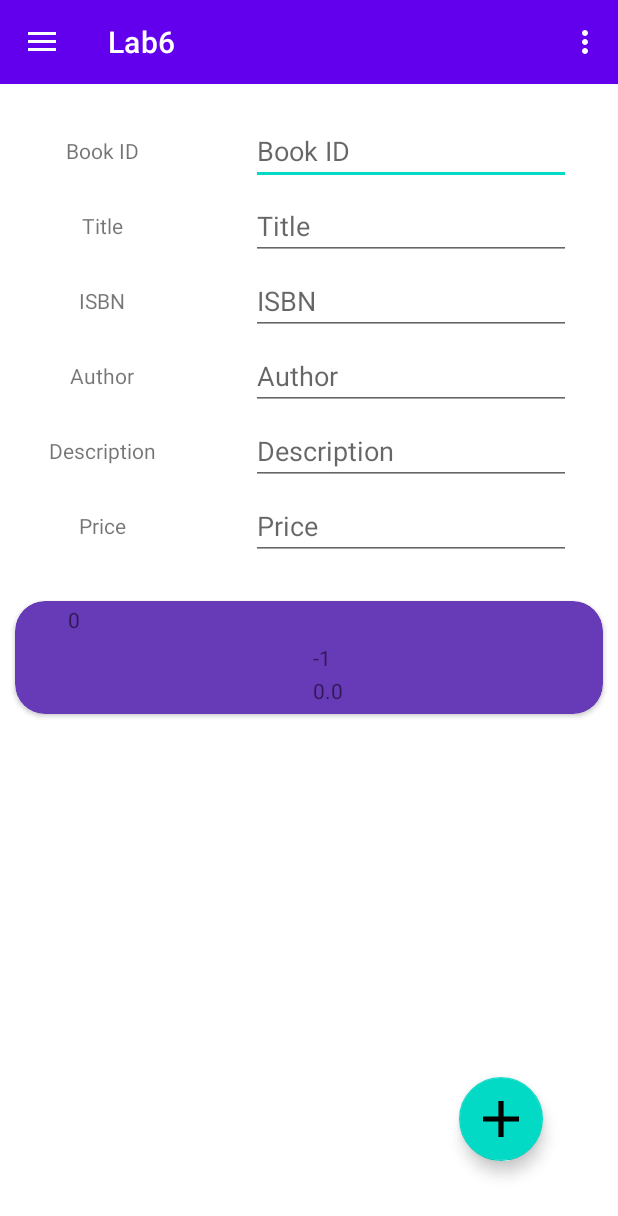
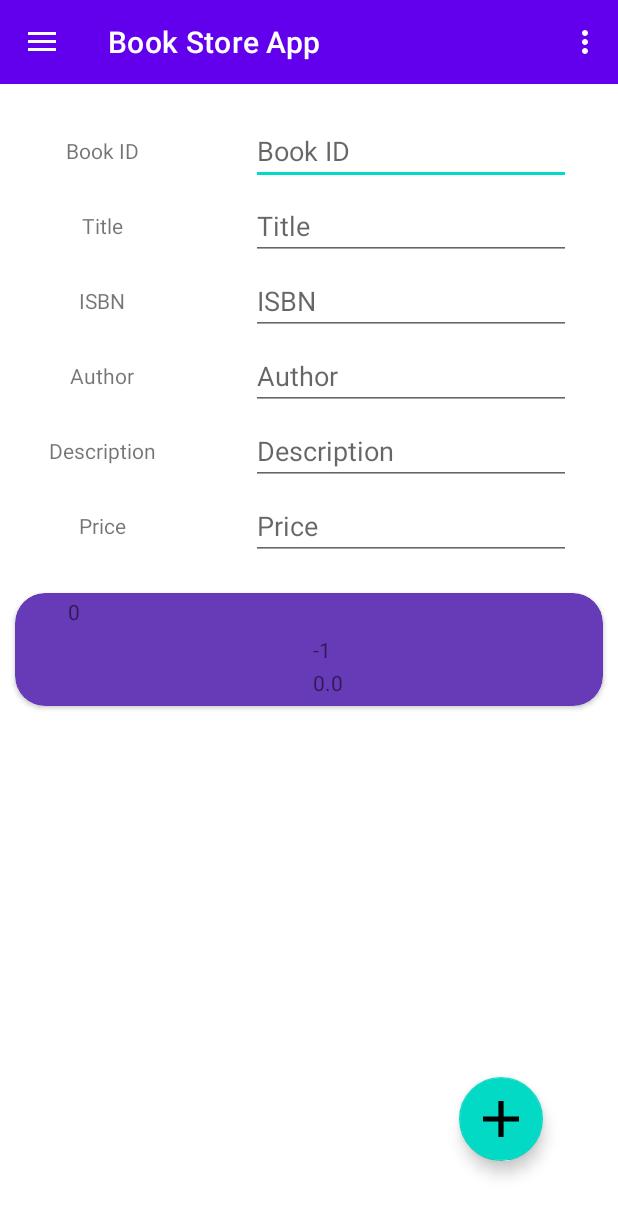
Before and after one commit to MouthWashGuy/AndroidBookApp, an Android app: the screen it shows after launch (MainActivity), after a tap on an icon or button, on a phone screen of 412 x 824 dp. Shown: the top 1216 px of the screen. Run offline under Robolectric (Android 15) with nearby library versions, the phone set to English and light mode, and no system bars; our stand-ins replace Room's generated code.

Commit message:
completed lab 7

```diff
--- a/app/src/main/java/com/example/lab5/MainActivity.java
+++ b/app/src/main/java/com/example/lab5/MainActivity.java
@@ -104,13 +104,6 @@ public class MainActivity extends AppCompatActivity {
             }
         });
 
-        // initialize and bind recycle view
-        myRecyclerView = findViewById(R.id.recycleView);
-        myLayoutManager = new LinearLayoutManager(this);
-        myRecyclerView.setLayoutManager(myLayoutManager);
-        myAdapter = new MyRecyclerViewAdapter();
-        myRecyclerView.setAdapter(myAdapter);
-
         // initialize and bind the drawer layout
         drawerLayout = findViewById(R.id.drawerLayout);
         // create the action bar toggle icon
@@ -122,9 +115,13 @@ public class MainActivity extends AppCompatActivity {
         NavigationView navigationView = findViewById(R.id.navigationView);
         navigationView.setNavigationItemSelectedListener(new MyNavigationListener()); // set the listener to listener object
 
+        // put the recycle view fragment into the frame layout
+        getSupportFragmentManager().beginTransaction().replace(R.id.frame1, new RecycleViewFragment()).commit();
+
         //////////////////////////////////////////////////////////////////////////////////////////
         // DATABASE                                                                             //
         //////////////////////////////////////////////////////////////////////////////////////////
+        myAdapter = new MyRecyclerViewAdapter();
         mBookViewModel = new ViewModelProvider(this).get(BookViewModel.class);
         mBookViewModel.getAllBooks().observe(this, newData -> {
             myAdapter.setMyList(newData);
@@ -271,6 +268,10 @@ public class MainActivity extends AppCompatActivity {
         myMessage.show(); // actually displaying the message
     }
 
+    private void listAll() {
+        startActivity(new Intent(getApplicationContext(), MainActivity2.class));
+    }
+
     ////////////////////////////////////////////////////////////////////////////////////////////////
     // BROADCAST RECEIVER                                                                        //
     //////////////////////////////////////////////////////////////////////////////////////////////
@@ -323,6 +324,8 @@ public class MainActivity extends AppCompatActivity {
                 removeAll();
             } else if (id == R.id.close) {
                 finish();
+            } else if (id == R.id.listAll) {
+                listAll();
             }
             drawerLayout.closeDrawers();
             return true;
--- /dev/null
+++ b/app/src/main/java/com/example/lab5/RecycleViewFragment.java
@@ -0,0 +1,94 @@
+package com.example.lab5;
+
+import android.os.Bundle;
+
+import androidx.fragment.app.Fragment;
+import androidx.lifecycle.ViewModelProvider;
+import androidx.recyclerview.widget.LinearLayoutManager;
+import androidx.recyclerview.widget.RecyclerView;
+
+import android.view.LayoutInflater;
+import android.view.View;
+import android.view.ViewGroup;
+
+import com.example.lab5.provider.BookViewModel;
+
+/**
+ * A simple {@link Fragment} subclass.
+ * Use the {@link RecycleViewFragment#newInstance} factory method to
+ * create an instance of this fragment.
+ */
+public class RecycleViewFragment extends Fragment {
+
+    private BookViewModel mBookViewModel;
+
+    // Recycle view related
+    RecyclerView myRecyclerView;
+    RecyclerView.LayoutManager myLayoutManager;
+    MyRecyclerViewAdapter myAdapter;
+
+    // TODO: Rename parameter arguments, choose names that match
+    // the fragment initialization parameters, e.g. ARG_ITEM_NUMBER
+    private static final String ARG_PARAM1 = "param1";
+    private static final String ARG_PARAM2 = "param2";
+
+    // TODO: Rename and change types of parameters
+    private String mParam1;
+    private String mParam2;
+
+    public RecycleViewFragment() {
+        // Required empty public constructor
+    }
+
+    /**
+     * Use this factory method to create a new instance of
+     * this fragment using the provided parameters.
+     *
+     * @param param1 Parameter 1.
+     * @param param2 Parameter 2.
+     * @return A new instance of fragment RecycleViewFragment.
+     */
+    // TODO: Rename and change types and number of parameters
+    public static RecycleViewFragment newInstance(String param1, String param2) {
+        RecycleViewFragment fragment = new RecycleViewFragment();
+        Bundle args = new Bundle();
+        args.putString(ARG_PARAM1, param1);
+        args.putString(ARG_PARAM2, param2);
+        fragment.setArguments(args);
+        return fragment;
+    }
+
+    @Override
+    public void onCreate(Bundle savedInstanceState) {
+        super.onCreate(savedInstanceState);
+        if (getArguments() != null) {
+            mParam1 = getArguments().getString(ARG_PARAM1);
+            mParam2 = getArguments().getString(ARG_PARAM2);
+        }
+
+        //////////////////////////////////////////////////////////////////////////////////////////
+        // DATABASE                                                                             //
+        //////////////////////////////////////////////////////////////////////////////////////////
+        mBookViewModel = new ViewModelProvider(this).get(BookViewModel.class);
+        mBookViewModel.getAllBooks().observe(this, newData -> {
+            myAdapter.setMyList(newData);
+            myAdapter.notifyDataSetChanged();
+        });
+    }
+
+    @Override
+    public View onCreateView(LayoutInflater inflater, ViewGroup container,
+                             Bundle savedInstanceState) {
+        // Inflate the layout for this fragment
+        View view = inflater.inflate(R.layout.fragment_recycle_view, container, false);
+
+        // initialize and bind recycle view
+        myRecyclerView = view.findViewById(R.id.recycleView);
+        myLayoutManager = new LinearLayoutManager(getContext());
+        myRecyclerView.setLayoutManager(myLayoutManager);
+        myAdapter = new MyRecyclerViewAdapter();
+        myRecyclerView.setAdapter(myAdapter);
+
+        return view;
+    }
+}
--- a/app/src/main/res/layout/activity_main.xml
+++ b/app/src/main/res/layout/activity_main.xml
@@ -194,14 +194,16 @@
         app:layout_constraintStart_toStartOf="@+id/guideline"
         app:layout_constraintTop_toTopOf="@+id/guideline6" />
 
-    <androidx.recyclerview.widget.RecyclerView
-        android:id="@+id/recycleView"
+    <FrameLayout
+        android:id="@+id/frame1"
         android:layout_width="match_parent"
-        android:layout_height="160dp"
-        android:layout_marginTop="40dp"
+        android:layout_height="match_parent"
+        android:layout_marginTop="360dp"
         app:layout_constraintBottom_toBottomOf="parent"
         app:layout_constraintEnd_toEndOf="parent"
         app:layout_constraintStart_toStartOf="parent"
-        app:layout_constraintTop_toTopOf="@+id/guideline7" />
+        app:layout_constraintTop_toTopOf="parent">
+
+    </FrameLayout>
 
 </androidx.constraintlayout.widget.ConstraintLayout>
--- /dev/null
+++ b/app/src/main/res/layout/fragment_recycle_view.xml
@@ -0,0 +1,13 @@
+<?xml version="1.0" encoding="utf-8"?>
+<FrameLayout xmlns:android="http://schemas.android.com/apk/res/android"
+    xmlns:tools="http://schemas.android.com/tools"
+    android:id="@+id/recylceView"
+    android:layout_width="match_parent"
+    android:layout_height="match_parent"
+    tools:context=".RecycleViewFragment">
+
+    <androidx.recyclerview.widget.RecyclerView
+        android:id="@+id/recycleView"
+        android:layout_width="match_parent"
+        android:layout_height="match_parent" />
+</FrameLayout>
--- a/app/src/main/res/menu/drawer_menu.xml
+++ b/app/src/main/res/menu/drawer_menu.xml
@@ -13,4 +13,7 @@
     <item
         android:id="@+id/close"
         android:title="Close" />
+    <item
+        android:id="@+id/listAll"
+        android:title="List All" />
 </menu>
--- a/app/src/main/res/values/strings.xml
+++ b/app/src/main/res/values/strings.xml
@@ -1,5 +1,7 @@
 <resources>
-    <string name="app_name">Lab6</string>
+    <string name="app_name">Book Store App</string>
     <string name="navigation_drawer_open">Open sesame!</string>
     <string name="navigation_drawer_close">Close sesame!</string>
+    <!-- TODO: Remove or change this placeholder text -->
+    <string name="hello_blank_fragment">Hello blank fragment</string>
 </resources>
```
Also changed, not shown: app/src/main/AndroidManifest.xml (+7 -4 lines), app/src/main/java/com/example/lab5/MainActivity2.java (added, +16 -0 lines), app/src/main/res/layout/activity_main2.xml (added, +23 -0 lines).
